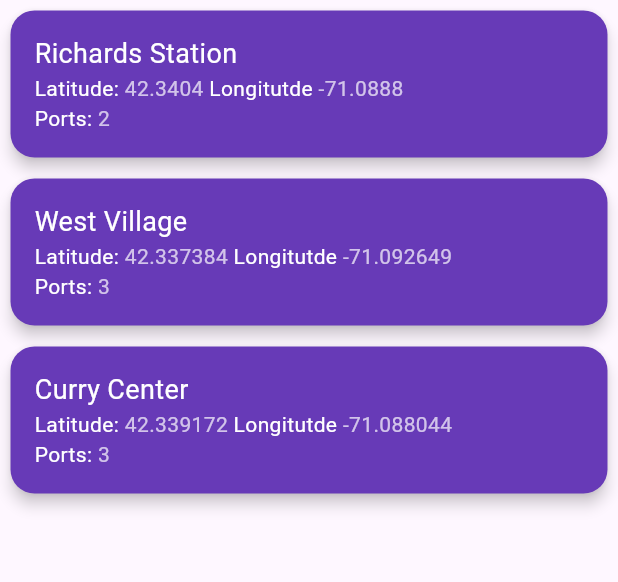
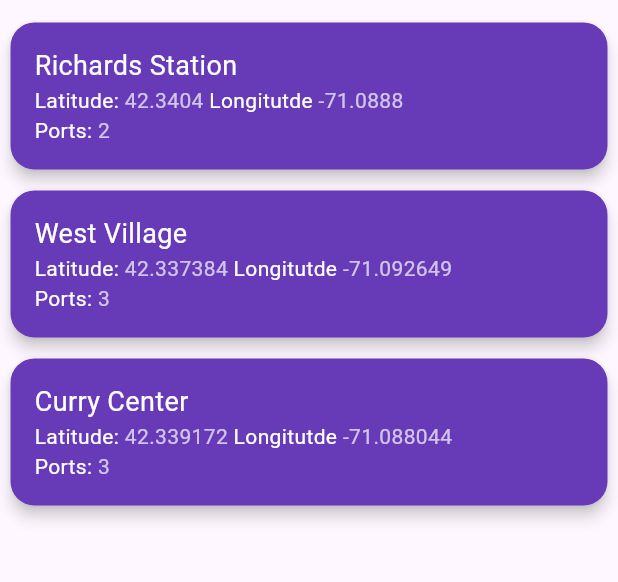
Before and after one commit to montymi/Capstone, a Flutter app: the screen it shows after launch, after a tap on the "ev station" icon, on a phone screen of 412 x 824 dp, the part 84-666 px from its top. Run offline on Flutter 3.47's test engine with Material 3 defaults, Android fonts, the light colour scheme and no system bars; our stand-ins replace bloc, circular_countdown_timer, flutter_bloc, google_maps_flutter, location, slide_to_act; missing offline and left inert: mqtt_client.

Commit message:
wip ui updates

```diff
--- a/flutter/capstone_m2/lib/pages/list_stations_screen.dart
+++ b/flutter/capstone_m2/lib/pages/list_stations_screen.dart
@@ -16,6 +16,7 @@ class StationsList extends StatelessWidget {
         backgroundColor: Colors.black87,
       ),
       body: ListView.builder(
+          padding: const EdgeInsetsDirectional.only(top: 8.0),
           itemCount: listOfStations.length,
           itemBuilder: (BuildContext context, int index) {
             return GestureDetector(
--- a/flutter/capstone_m2/lib/pages/station_screen.dart
+++ b/flutter/capstone_m2/lib/pages/station_screen.dart
@@ -87,6 +87,7 @@ class StationScreenState extends State<StationScreen> with TickerProviderStateMi
             child: Column(
               mainAxisAlignment: MainAxisAlignment.start,
               children: [
+                const SizedBox(height: 10),
                 SizedBox(
                   child: Row(
                     mainAxisAlignment: MainAxisAlignment.center,
```
